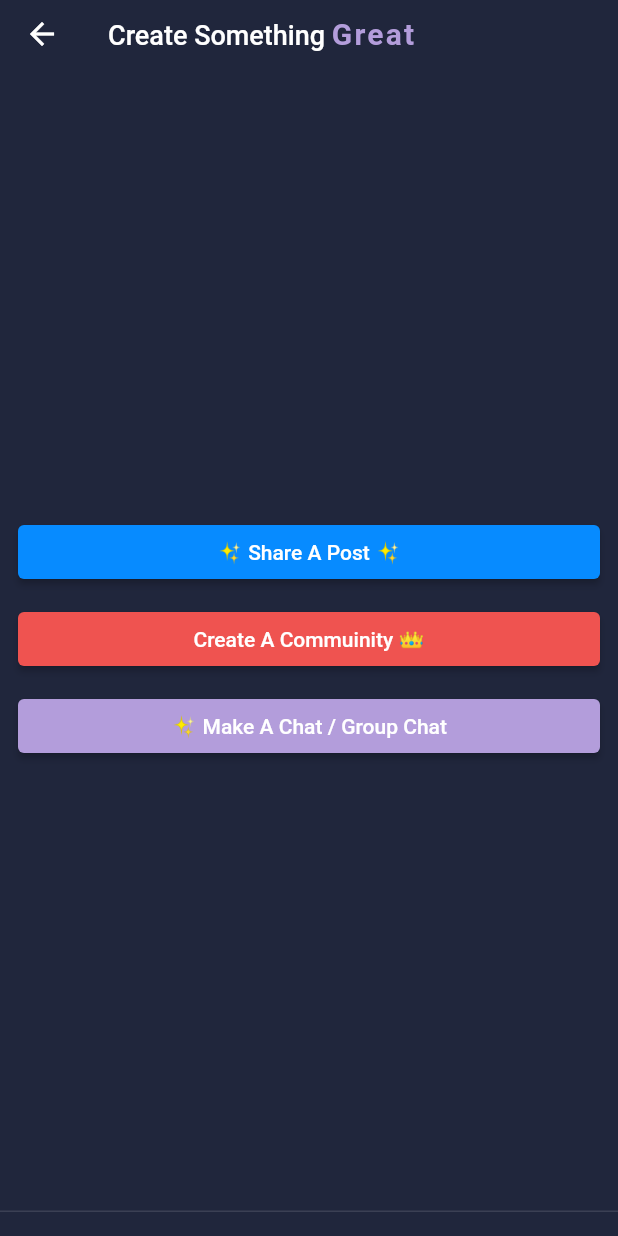
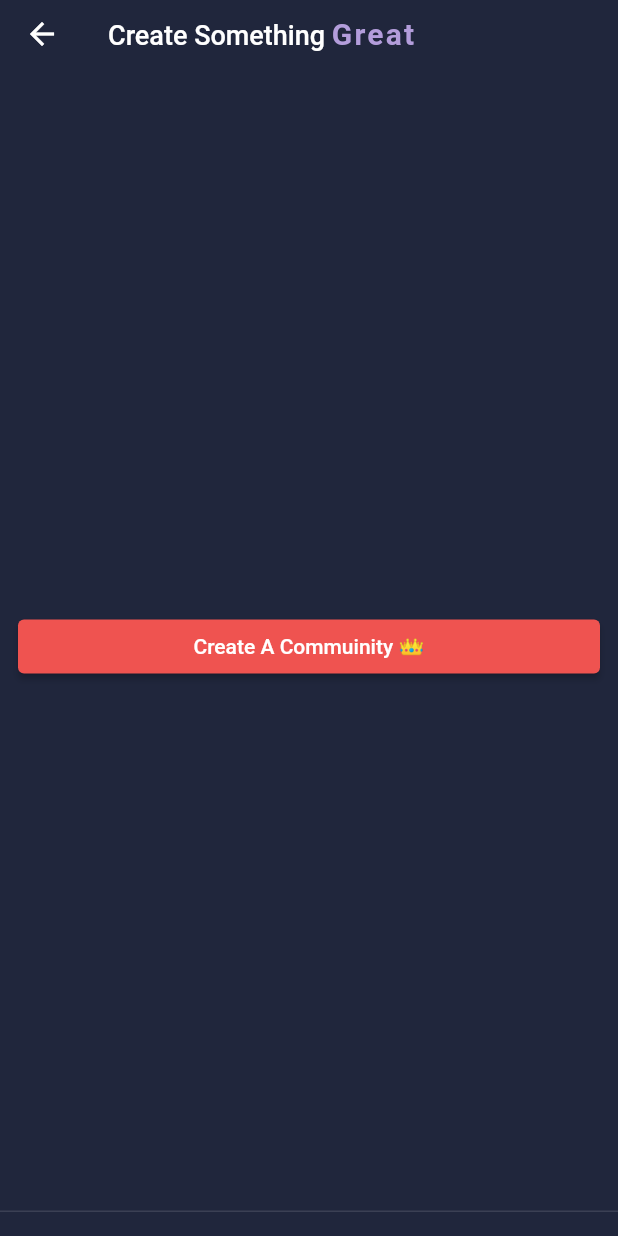
Before and after one commit to Maxdegreat/KingsFam_v2, a Flutter app: the CreateComuinity screen opened directly, on a phone screen of 412 x 824 dp. Run offline on Flutter 3.47's test engine with Material 2 defaults, Android fonts, the phone set to English and light mode, and no system bars; our stand-ins replace bloc, cached_network_image, carousel_slider, cloud_firestore, date_time_picker, equatable and 23 more; missing offline and left inert: enum_to_string, helpers, simple_link_preview, video_editor, video_thumbnail; accounts and stored records are empty; network calls fail; statements that could not run were skipped; project files that could hold a hidden picture were left out.

Commit message:
pushed android launch 1.0.2 + 17

```diff
--- a/lib/screens/commuinity/screens/kings cord/kingscord.dart
+++ b/lib/screens/commuinity/screens/kings cord/kingscord.dart
@@ -209,6 +209,7 @@ class _KingsCordScreenState extends State<KingsCordScreen> {
                                 textAlignVertical: TextAlignVertical.center,
                                 style: TextStyle(fontSize: 18),
                                 autocorrect: true,
+
                                 controller: _messageController,
                                 keyboardType: TextInputType.multiline,
                                 maxLines: null,
--- a/lib/screens/commuinity/screens/kings cord/widgets/message_lines.dart
+++ b/lib/screens/commuinity/screens/kings cord/widgets/message_lines.dart
@@ -438,7 +438,7 @@ class _MessageLinesState extends State<MessageLines> {
         onDraggableCanceled: ((velocity, offset) {
           if (offset.dx >= 100) {
             if (widget.message.sender!.token.isNotEmpty)
-              widget.kcubit.addReply(widget.message.sender!.token[0] + widget.message.id! + widget.message.sender!.username + ": " + msgBodyForReply);
+              widget.kcubit.addReply(widget.message.sender!.token[0] + widget.message.id! + widget.message.sender!.username + ": " + msgBodyForReply, widget.message.sender!);
           }
         }),
         axis: Axis.horizontal,
--- a/lib/screens/create_comuinity/create_channel.dart
+++ b/lib/screens/create_comuinity/create_channel.dart
@@ -95,21 +95,21 @@ class _CreateComuinityState extends State<CreateComuinity> {
             mainAxisAlignment: MainAxisAlignment.center,
             children: [
               //for a new gc
-              Container(
-                width: double.infinity,
-                child: ElevatedButton(
-                    style: ElevatedButton.styleFrom(
-                        primary: Color.fromARGB(255, 7, 139, 255)),
-                    child: Text("✨ Share A Post ✨"),
-                    onPressed: () {
-                      requestPhotoPermission(context).then((value) {
-                        if (value) {
-                          Navigator.of(context)
-                              .pushNamed(CreatePostScreen.routeName);
-                        }
-                      });
-                    }),
-              ),
+              // Container(
+              //   width: double.infinity,
+              //   child: ElevatedButton(
+              //       style: ElevatedButton.styleFrom(
+              //           primary: Color.fromARGB(255, 7, 139, 255)),
+              //       child: Text("✨ Share A Post ✨"),
+              //       onPressed: () {
+              //         requestPhotoPermission(context).then((value) {
+              //           if (value) {
+              //             Navigator.of(context)
+              //                 .pushNamed(CreatePostScreen.routeName);
+              //           }
+              //         });
+              //       }),
+              // ),
 
               SizedBox(height: 10.0),
               //for a new commuinity
@@ -122,18 +122,18 @@ class _CreateComuinityState extends State<CreateComuinity> {
                         Navigator.of(context).pushNamed(BuildChurch.routeName)),
               ),
               // Container(height: 400,child: RiveAnimation.asset('assets/phone_idle/phone_idle.riv'))
-              SizedBox(height: 10.0),
-              Container(
-                width: double.infinity,
-                child: ElevatedButton(
-                  style:
-                      ElevatedButton.styleFrom(primary: Colors.deepPurple[200]),
-                  child: Text("✨ Make A Chat / Group Chat"),
-                  onPressed: () => Navigator.of(context).pushNamed(
-                      AddUsers.routeName,
-                      arguments: CreateNewGroupArgs(typeOf: 'chat')),
-                ),
-              ),
+              // SizedBox(height: 10.0),
+              // Container(
+              //   width: double.infinity,
+              //   child: ElevatedButton(
+              //     style:
+              //         ElevatedButton.styleFrom(primary: Colors.deepPurple[200]),
+              //     child: Text("✨ Make A Chat / Group Chat"),
+              //     onPressed: () => Navigator.of(context).pushNamed(
+              //         AddUsers.routeName,
+              //         arguments: CreateNewGroupArgs(typeOf: 'chat')),
+              //   ),
+              // ),
             ],
           ),
         ),
--- a/lib/screens/profile/bloc/profile_bloc.dart
+++ b/lib/screens/profile/bloc/profile_bloc.dart
@@ -180,12 +180,13 @@ class ProfileBloc extends Bloc<ProfileEvent, ProfileState> {
       // log("seen id's: $seen");
       // whenever a new post is posted it will update the home page post view
       yield state.copyWith(post: []);
-      List<Post?> lst = await _postsRepository.getUserPosts(
-          userId: event.userId,
-          limit: 2,
-          lastPostDoc: null,
-        );
-        add(ProfileUpdatePost(post: lst ));
+      List<Post?> lst = [];
+      // await _postsRepository.getUserPosts(
+      //     userId: event.userId,
+      //     limit: 2,
+      //     lastPostDoc: null,
+      //   );
+      //   add(ProfileUpdatePost(post: lst ));
 
       yield state.copyWith(
           seen: seen,
--- a/lib/widgets/main_drawer_end.dart
+++ b/lib/widgets/main_drawer_end.dart
@@ -1,10 +1,11 @@
 
 import 'package:flutter/material.dart';
+import 'package:kingsfam/config/constants.dart';
 
 Widget MainDrawerEnd(Widget memberBtn, Widget settingsBtn) {
   return SafeArea(
     child: Drawer(
-
+      backgroundColor: Color(hc.hexcolorCode("#20263c")),
     // Add a ListView to the drawer. This ensures the user can scroll
     // through the options in the drawer if there isn't enough vertical
     // space to fit everything.
--- a/pubspec.yaml
+++ b/pubspec.yaml
@@ -15,7 +15,7 @@ publish_to: 'none' # Remove this line if you wish to publish to pub.dev
 # In iOS, build-name is used as CFBundleShortVersionString while build-number used as CFBundleVersion.
 # Read more about iOS versioning at
 # https://developer.apple.com/library/archive/documentation/General/Reference/InfoPlistKeyReference/Articles/CoreFoundationKeys.html
-version: 0.1.0+1
+version: 1.0.2+17
 
 environment:
   sdk: ">=2.17.5 <3.0.0"
```
Also changed, not shown: lib/screens/commuinity/commuinity_screen.dart (+3 -19 lines), lib/screens/commuinity/screens/kings cord/cubit/kingscord_cubit.dart (+5 -2 lines), lib/screens/commuinity/wrapers/community_screen_methods.dart (+17 -3 lines), lib/screens/commuinity/wrapers/community_screen_wraper.dart (+32 -9 lines), assets/KINGSFAM_LOGO_black_bg.png, 22 other files.
